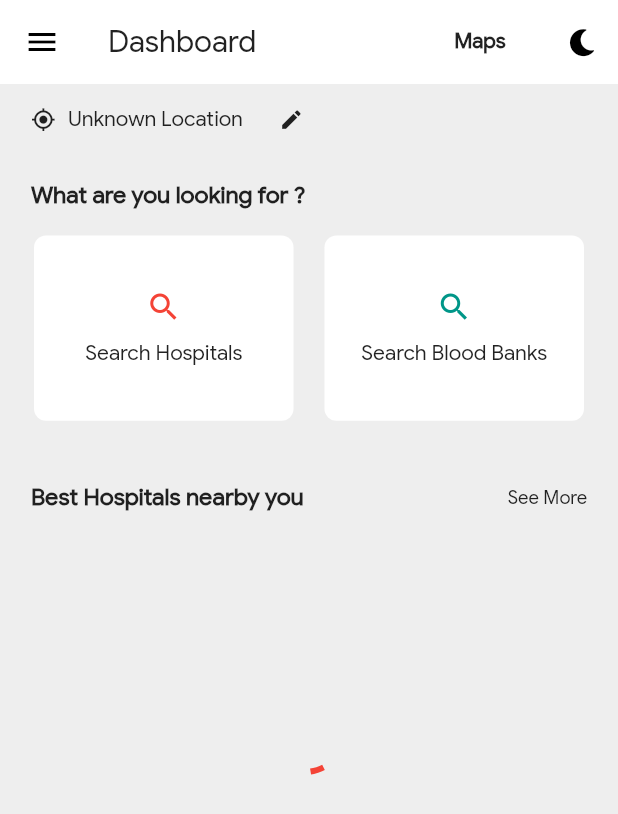
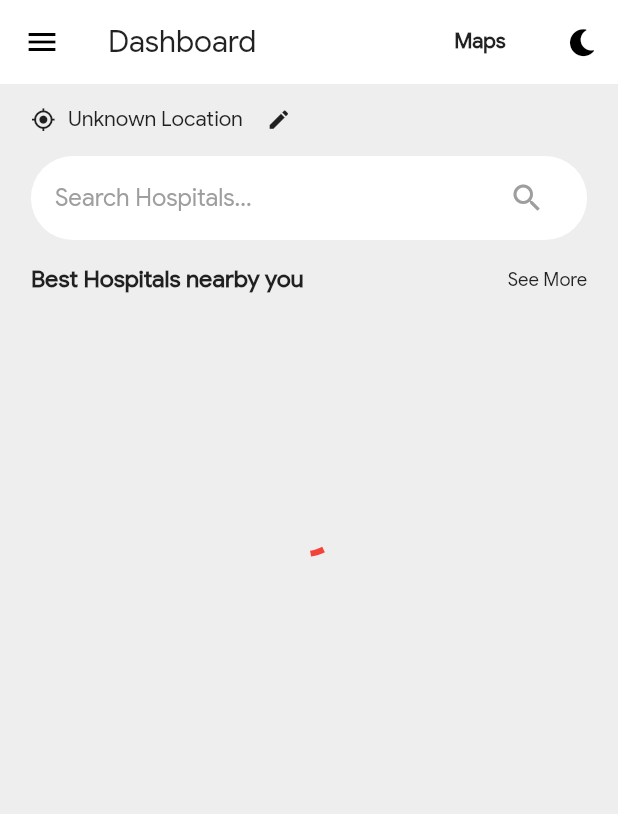
Before and after one commit to kckartik17/MP-Hospital-Finder, a Flutter app: the screen it shows after launch, on a phone screen of 412 x 824 dp. Shown: the top 814 px of the screen. Run offline on Flutter 3.47's test engine with Material 2 defaults, Android fonts, the phone set to English and light mode, and no system bars; our stand-ins replace auto_size_text, flutter_slidable, flutter_speed_dial, fluttertoast, font_awesome_flutter, google_maps_flutter and 2 more; missing offline and left inert: geocoder, giffy_dialog; generated files the repository leaves out were written again.

Commit message:
updated dashboard

```diff
--- a/lib/pages/dashboard/dashboard.dart
+++ b/lib/pages/dashboard/dashboard.dart
@@ -57,9 +57,6 @@ class _DashboardState extends State<Dashboard> {
                                 " ....")
                             : Text(locationBloc.location),
                       ),
-                      SizedBox(
-                        width: SizeConfig.blockSizeHorizontal * 2,
-                      ),
                       IconButton(
                         icon: Icon(
                           Icons.edit,
@@ -94,42 +91,68 @@ class _DashboardState extends State<Dashboard> {
                       )
                     ],
                   ),
-                  SizedBox(
-                    height: SizeConfig.blockSizeVertical * 2,
-                  ),
-                  Text(
-                    "What are you looking for ?",
-                    style: TextStyle(
-                        fontWeight: FontWeight.bold,
-                        fontSize: SizeConfig.blockSizeHorizontal * 3.8),
+                  // SizedBox(
+                  //   height: SizeConfig.blockSizeVertical * 2,
+                  // ),
+                  // Text(
+                  //   "What are you looking for ?",
+                  //   style: TextStyle(
+                  //       fontWeight: FontWeight.bold,
+                  //       fontSize: SizeConfig.blockSizeHorizontal * 3.8),
+                  // ),
+                  // SizedBox(
+                  //   height: SizeConfig.blockSizeVertical * 2,
+                  // ),
+                  // Center(
+                  //   child: Wrap(
+                  //     runSpacing: SizeConfig.blockSizeVertical * 2,
+                  //     spacing: SizeConfig.blockSizeHorizontal * 5,
+                  //     children: <Widget>[
+                  //       SearchCard(
+                  //         text: "Search Hospitals",
+                  //         onTap: () {
+                  //           showSearch(
+                  //               context: context,
+                  //               delegate: SearchHospitalsDelegate());
+                  //         },
+                  //         color: Colors.red,
+                  //       ),
+                  //       SearchCard(
+                  //         text: "Search Blood Banks",
+                  //         onTap: () {},
+                  //         color: Colors.teal,
+                  //       ),
+                  //     ],
+                  //   ),
+                  // ),
+                  // SizedBox(
+                  //   height: SizeConfig.blockSizeVertical * 5,
+                  // ),
+                  ClipRRect(
+                    borderRadius: BorderRadius.circular(30),
+                    child: Container(
+                      color: Colors.white,
+                      margin: EdgeInsets.zero,
+                      padding: EdgeInsets.zero,
+                      width: double.infinity,
+                      child: ListTile(
+                        enabled: false,
+                        title: GestureDetector(
+                            onTap: () => showSearch(
+                                context: context,
+                                delegate: SearchHospitalsDelegate()),
+                            child: Text("Search Hospitals...")),
+                        trailing: IconButton(
+                          icon: Icon(Icons.search),
+                          onPressed: () => showSearch(
+                              context: context,
+                              delegate: SearchHospitalsDelegate()),
+                        ),
+                      ),
+                    ),
                   ),
                   SizedBox(
                     height: SizeConfig.blockSizeVertical * 2,
-                  ),
-                  Center(
-                    child: Wrap(
-                      runSpacing: SizeConfig.blockSizeVertical * 2,
-                      spacing: SizeConfig.blockSizeHorizontal * 5,
-                      children: <Widget>[
-                        SearchCard(
-                          text: "Search Hospitals",
-                          onTap: () {
-                            showSearch(
-                                context: context,
-                                delegate: SearchHospitalsDelegate());
-                          },
-                          color: Colors.red,
-                        ),
-                        SearchCard(
-                          text: "Search Blood Banks",
-                          onTap: () {},
-                          color: Colors.teal,
-                        ),
-                      ],
-                    ),
-                  ),
-                  SizedBox(
-                    height: SizeConfig.blockSizeVertical * 5,
                   ),
                   Row(
                     mainAxisAlignment: MainAxisAlignment.spaceBetween,
--- a/lib/utils/searchHospitals.dart
+++ b/lib/utils/searchHospitals.dart
@@ -47,7 +47,6 @@ class SearchHospitalsDelegate extends SearchDelegate {
 
   @override
   Widget buildSuggestions(BuildContext context) {
-    List<String> mylist = ["dsfgsdg", "dgdagda", "dgsdgsd", "dagadg"];
     return FutureBuilder(
       future: loadHospitals(),
       builder: (context, snapshot) {
```
